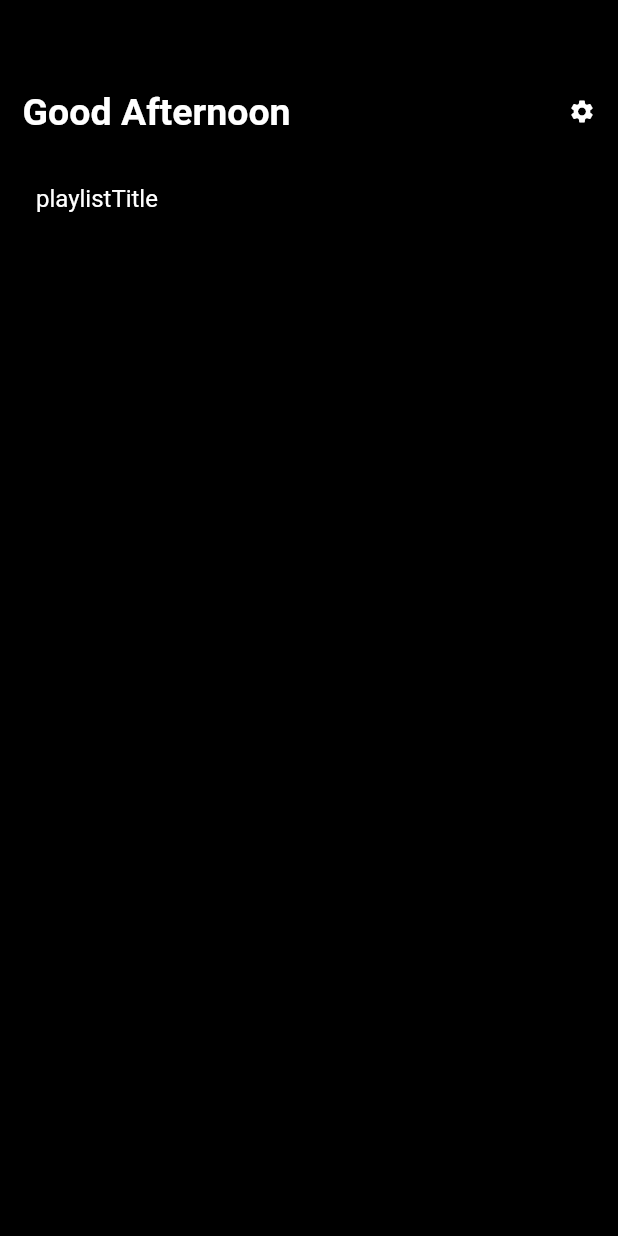
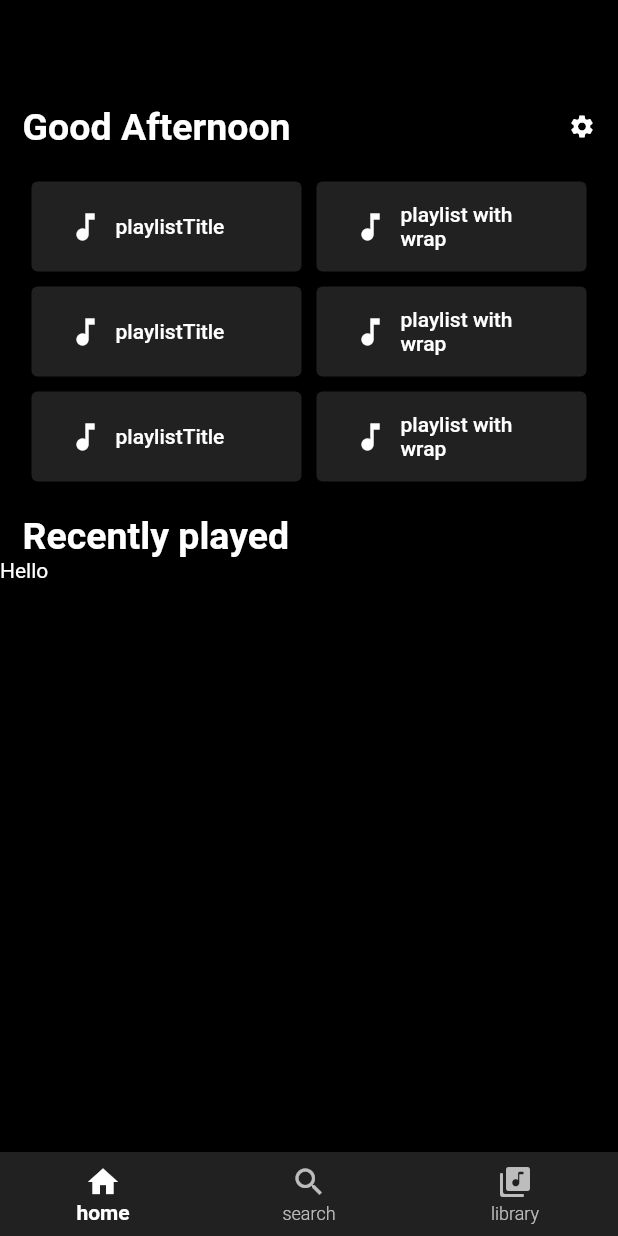
Before and after one commit to LougheedWan/SpotifyClone, a Flutter app: the screen it shows after launch, on a phone screen of 412 x 824 dp. Run offline on Flutter 3.47's test engine with Material 2 defaults, Android fonts, the phone set to English and light mode, and no system bars.

Commit message:
added top playlists, added bottom nav bar, started on main playlists

```diff
--- a/spotifyclone/lib/main.dart
+++ b/spotifyclone/lib/main.dart
@@ -1,4 +1,5 @@
 import 'package:flutter/material.dart';
+import 'package:spotifyclone/playlistMain.dart';
 
 import './playlistTop.dart';
 
@@ -11,13 +12,14 @@ class MyApp extends StatelessWidget {
   @override
   Widget build(BuildContext context) {
     return MaterialApp(
-      home: Scaffold(
-        backgroundColor: Colors.black,
-        body: Column(
+        home: Scaffold(
+      backgroundColor: Colors.black,
+      body: ListView(padding: EdgeInsets.only(top: 10), children: <Widget>[
+        Column(
           children: [
             Container(
               width: double.infinity,
-              padding: EdgeInsets.fromLTRB(15, 60, 15, 10),
+              padding: EdgeInsets.fromLTRB(15, 60, 15, 0),
               child: Row(
                 mainAxisAlignment: MainAxisAlignment.spaceBetween,
                 children: [
@@ -39,10 +41,69 @@ class MyApp extends StatelessWidget {
                 ],
               ),
             ),
-            playlistTop("playlistTitle", Icon(Icons.music_note)),
+            Container(
+              padding: EdgeInsets.only(top: 17, left: 12, right: 12),
+              child: Column(
+                children: [
+                  Row(mainAxisAlignment: MainAxisAlignment.center, children: [
+                    playlistTop("playlistTitle", Icon(Icons.music_note)),
+                    playlistTop("playlist with wrap", Icon(Icons.music_note)),
+                  ]),
+                  Row(mainAxisAlignment: MainAxisAlignment.center, children: [
+                    playlistTop("playlistTitle", Icon(Icons.music_note)),
+                    playlistTop("playlist with wrap", Icon(Icons.music_note)),
+                  ]),
+                  Row(mainAxisAlignment: MainAxisAlignment.center, children: [
+                    playlistTop("playlistTitle", Icon(Icons.music_note)),
+                    playlistTop("playlist with wrap", Icon(Icons.music_note)),
+                  ]),
+                ],
+              ),
+            ),
+            Container(
+              width: double.infinity,
+              padding: EdgeInsets.fromLTRB(15, 17, 15, 0),
+              child: Text(
+                "Recently played",
+                style: TextStyle(
+                    color: Colors.white,
+                    fontSize: 25,
+                    fontWeight: FontWeight.bold),
+                textAlign: TextAlign.left,
+              ),
+            ),
+            Container(
+                child: Row(
+              children: [
+                playlistMain("MainPlaylist", Icon(Icons.music_note)),
+              ],
+            ))
           ],
         ),
+      ]),
+      bottomNavigationBar: BottomNavigationBar(
+        type: BottomNavigationBarType.fixed,
+        backgroundColor: Colors.grey.shade900,
+        selectedItemColor: Colors.white,
+        selectedLabelStyle: TextStyle(fontWeight: FontWeight.bold),
+        unselectedItemColor: Colors.white70,
+        unselectedLabelStyle: TextStyle(fontWeight: FontWeight.w300),
+        onTap: (value) {},
+        items: [
+          BottomNavigationBarItem(
+            label: "home",
+            icon: Icon(Icons.home),
+          ),
+          BottomNavigationBarItem(
+            label: "search",
+            icon: Icon(Icons.search),
+          ),
+          BottomNavigationBarItem(
+            label: "library",
+            icon: Icon(Icons.library_music_rounded),
+          ),
+        ],
       ),
-    );
+    ));
   }
 }
--- /dev/null
+++ b/spotifyclone/lib/playlistMain.dart
@@ -0,0 +1,24 @@
+//resuable widget for playlist buttons at top
+
+import 'package:flutter/material.dart';
+
+//playlist button, used very often in main page.
+class playlistMain extends StatefulWidget {
+  final String mainPlaylistTitle;
+  final Icon mainPlaylistIcon;
+
+  //constructor
+  playlistMain(this.mainPlaylistTitle, this.mainPlaylistIcon);
+
+  playlistMainState createState() => playlistMainState();
+}
+
+class playlistMainState extends State<playlistMain> {
+  @override
+  Widget build(BuildContext context) {
+    return Text(
+      "Hello",
+      style: TextStyle(color: Colors.white),
+    );
+  }
+}
--- a/spotifyclone/lib/playlistTop.dart
+++ b/spotifyclone/lib/playlistTop.dart
@@ -4,6 +4,7 @@ import 'package:flutter/material.dart';
 
 class playlistTop extends StatefulWidget {
   final String playlistTitle;
+  //TODO: change this to imageIcon
   final Icon playlistIcon;
 
   //constructor
@@ -16,11 +17,25 @@ class playlistTopState extends State<playlistTop> {
   @override
   Widget build(BuildContext context) {
     return Container(
-      width: double.infinity,
-      margin: EdgeInsets.all(24),
-      child: Text(
-        widget.playlistTitle,
-        style: TextStyle(fontSize: 16, color: Colors.white),
+      margin: EdgeInsets.all(5),
+      width: 180,
+      height: 60,
+      child: ElevatedButton.icon(
+        label: Container(
+          width: 100.0,
+          child: Text(
+            widget.playlistTitle,
+            softWrap: true,
+          ),
+        ),
+        icon: widget.playlistIcon,
+        style: ElevatedButton.styleFrom(
+          primary: Colors.grey.shade900,
+          padding: EdgeInsets.fromLTRB(10, 12, 10, 12),
+        ),
+        onPressed: () {
+          Null;
+        },
       ),
     );
   }
```
